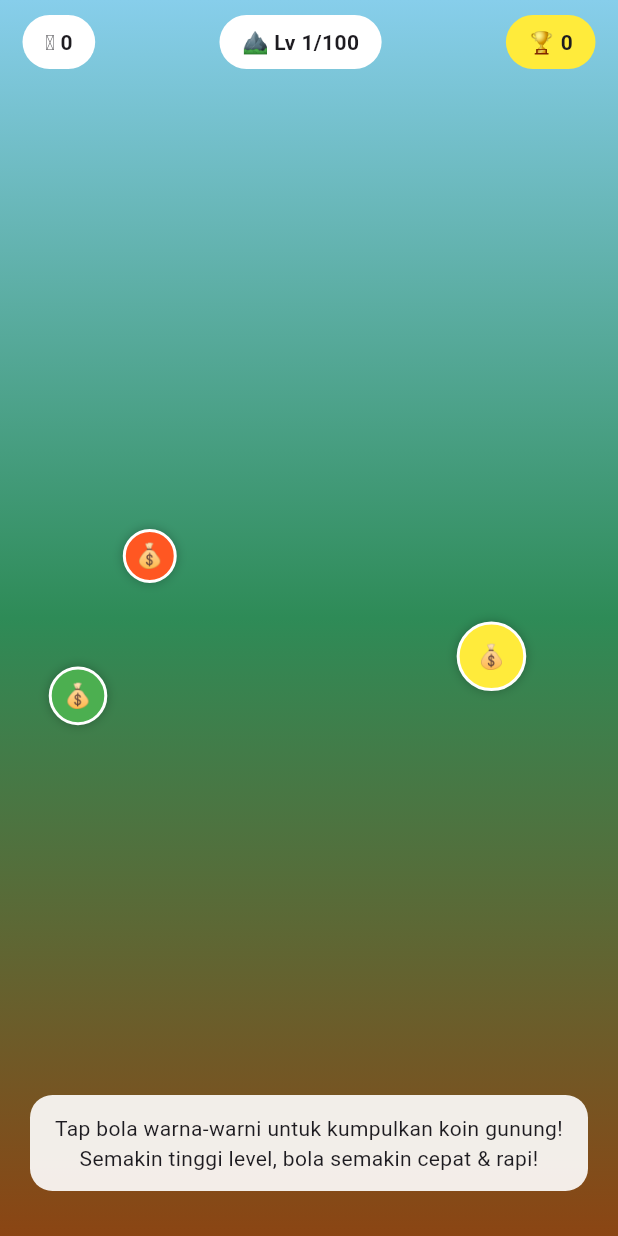
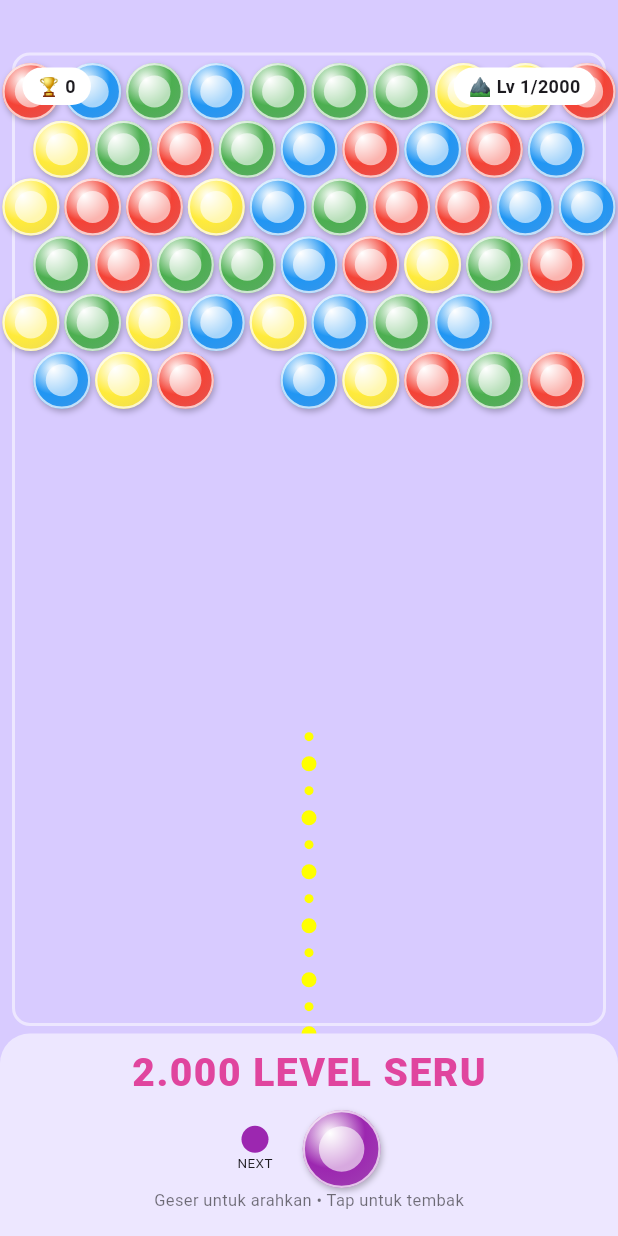
Before and after one commit to rizaldisini22-cmd/mountain-hunter, a Flutter app: the screen it shows after launch, on a phone screen of 412 x 824 dp. Run offline on Flutter 3.47's test engine with Material 3 defaults, Android fonts, the phone set to English and light mode, and no system bars.

Commit message:
Update main.dart

```diff
--- a/lib/main.dart
+++ b/lib/main.dart
@@ -1,144 +1,193 @@
 import 'dart:math';
 import 'package:flutter/material.dart';
-import 'package:shared_preferences/shared_preferences.dart';
 
-void main() => runApp(const MountainHunterApp());
+void main() => runApp(const MaterialApp(home: BubbleShooter(), debugShowCheckedModeBanner: false));
 
-class MountainHunterApp extends StatelessWidget {
-  const MountainHunterApp({super.key});
+class BubbleShooter extends StatefulWidget {
+  const BubbleShooter({super.key});
+  @override State<BubbleShooter> createState() => _BubbleShooterState();
+}
+
+class _BubbleShooterState extends State<BubbleShooter> {
+  static const cols = 10;
+  List<List<int?>> grid = [];
+  List<Color> colors = [Colors.red, Colors.blue, Colors.green, Colors.yellow, Colors.purple, Colors.cyan, Colors.orange];
+  int cur = 0, next = 1;
+  double cannonX = 0.5;
+  double angle = -pi/2;
+  bool shooting = false;
+  double sx=0, sy=0, vx=0, vy=0;
+  int level = 1, score = 0;
+  final rand = Random();
+
   @override
-  Widget build(BuildContext context) {
-    return MaterialApp(
-      debugShowCheckedModeBanner: false,
-      title: 'Mountain Hunter',
-      theme: ThemeData(primarySwatch: Colors.green, fontFamily: 'Roboto'),
-      home: const GameScreen(),
-    );
+  void initState(){super.initState(); genLevel(); cur=rand.nextInt(colors.length); next=rand.nextInt(colors.length);}
+
+  void genLevel(){
+    grid=[];
+    int rows = 6 + (level~/3);
+    if(rows>15) rows=15;
+    for(int r=0;r<rows;r++){
+      int cCount = (r%2==0)? cols : cols-1;
+      grid.add(List.generate(cCount, (_)=> (r<4 || rand.nextDouble()>0.25)? rand.nextInt( min(4 + level~/10, colors.length)) : null));
     }
   }
 
-class GameScreen extends StatefulWidget {
-  const GameScreen({super.key});
-  @override
-  State<GameScreen> createState() => _GameScreenState();
+  void shoot(){
+    if(shooting) return;
+    setState((){
+      shooting=true; sx=cannonX; sy=0.88;
+      vx=cos(angle)*0.028; vy=sin(angle)*0.028;
+    });
+    tick();
   }
 
-class _GameScreenState extends State<GameScreen> with SingleTickerProviderStateMixin {
-  int coins = 0;
-  int level = 1;
-  late AnimationController _controller;
-  final Random rand = Random();
-  List<Ball> balls = [];
-  int highScore = 0;
-
-  @override
-  void initState() {
-    super.initState();
-    _controller = AnimationController(vsync: this, duration: const Duration(milliseconds: 16))..repeat();
-    _controller.addListener(() => updateBalls());
-    loadData();
-    spawnBalls();
+  void tick() async {
+    while(shooting){
+      await Future.delayed(const Duration(milliseconds: 16));
+      if(!mounted) return;
+      setState((){
+        sx+=vx; sy+=vy;
+        if(sx<=0.04 || sx>=0.96) vx=-vx;
+        if(sy<=0.05 || hitGrid(sx,sy)){ place(); return; }
+        if(sy>1.0){ shooting=false; }
+      });
+    }
   }
 
-  void loadData() async {
-    final prefs = await SharedPreferences.getInstance();
-    setState(() {
-      coins = prefs.getInt('coins') ?? 0;
-      highScore = prefs.getInt('high') ?? 0;
-      level = prefs.getInt('level') ?? 1;
+  bool hitGrid(double x,double y){
+    int r = ((y-0.06)/0.057).floor();
+    if(r<0||r>=grid.length) return false;
+    for(int c=0;c<grid[r].length;c++){
+      if(grid[r][c]==null) continue;
+      double gx = (c + (r%2==0?0.5:1.0))/cols;
+      double gy = 0.06 + r*0.057;
+      if(sqrt(pow(x-gx,2)+pow(y-gy,2)) < 0.06) return true;
+    }
+    return false;
+  }
+
+  void place(){
+    int br=0, bc=0; double bd=999;
+    for(int r=0;r<grid.length+1;r++){
+      if(r>=grid.length) grid.add(List.filled(r%2==0?cols:cols-1,null));
+      for(int c=0;c<grid[r].length;c++){
+        if(grid[r][c]!=null) continue;
+        double gx=(c+(r%2==0?0.5:1.0))/cols; double gy=0.06+r*0.057;
+        double d=sqrt(pow(sx-gx,2)+pow(sy-gy,2));
+        if(d<bd){bd=d; br=r; bc=c;}
+      }
+    }
+    grid[br][bc]=cur;
+    pop(br,bc);
+    setState((){
+      shooting=false; cur=next; next=rand.nextInt(min(4 + level~/8, colors.length));
+      if(grid.every((row)=>row.every((e)=>e==null))){ level++; score+=200; genLevel(); }
+      // kalah kalau turun kebawah
+      if(grid.length>13){ level=1; score=0; genLevel(); ScaffoldMessenger.of(context).showSnackBar(const SnackBar(content: Text("Game Over! Bola sampai bawah")));}
     });
   }
 
-  void saveData() async {
-    final prefs = await SharedPreferences.getInstance();
-    prefs.setInt('coins', coins);
-    prefs.setInt('high', highScore);
-    prefs.setInt('level', level);
+  void pop(int r,int c){
+    int col = grid[r][c]!;
+    Set<String> vis={}; List<GPos> group=[];
+    void dfs(int rr,int cc){
+      if(rr<0||rr>=grid.length||cc<0||cc>=grid[rr].length) return;
+      if(grid[rr][cc]!=col) return;
+      String k="$rr,$cc"; if(vis.contains(k)) return; vis.add(k); group.add(GPos(rr,cc));
+      for(var n in neigh(rr,cc)) dfs(n.r,n.c);
     }
-
-  void spawnBalls() {
-    balls.clear();
-    int count = 3 + (level ~/ 2);
-    if (count > 15) count = 15;
-    for (int i = 0; i < count; i++) {
-      balls.add(Ball(
-        x: rand.nextDouble() * 300,
-        y: rand.nextDouble() * 500,
-        dx: (rand.nextDouble() - 0.5) * (2 + level * 0.2),
-        dy: (rand.nextDouble() - 0.5) * (2 + level * 0.2),
-        color: Colors.primaries[rand.nextInt(Colors.primaries.length)],
-        size: 30 + rand.nextDouble() * 20,
-      ));
+    dfs(r,c);
+    if(group.length>=3){
+      for(var p in group) grid[p.r][p.c]=null;
+      score+=group.length*15;
+      dropFloat();
     }
   }
 
-  void updateBalls() {
-    for (var b in balls) {
-      b.x += b.dx;
-      b.y += b.dy;
-      if (b.x < 0 || b.x > 350) b.dx *= -1;
-      if (b.y < 0 || b.y > 650) b.dy *= -1;
+  void dropFloat(){
+    Set<String> conn={};
+    void dfs2(int r,int c){
+      if(r<0||r>=grid.length||c<0||c>=grid[r].length||grid[r][c]==null) return;
+      String k="$r,$c"; if(conn.contains(k)) return; conn.add(k);
+      for(var n in neigh(r,c)) dfs2(n.r,n.c);
     }
-    setState(() {});
+    for(int c=0;c<grid[0].length;c++) dfs2(0,c);
+    for(int r=0;r<grid.length;r++) for(int c=0;c<grid[r].length;c++) if(grid[r][c]!=null &&!conn.contains("$r,$c")){ grid[r][c]=null; score+=10; }
   }
 
-  void tapBall(int index) {
-    setState(() {
-      coins += 10 * level;
-      if (coins > highScore) highScore = coins;
-      balls.removeAt(index);
-      if (balls.isEmpty) {
-        level++;
-        if (level > 100) level = 100;
-        spawnBalls();
-      }
-    });
-    saveData();
+  List<GPos> neigh(int r,int c){
+    int off = (r%2==0)?-1:1;
+    return [GPos(r,c-1), GPos(r,c+1), GPos(r-1,c), GPos(r-1,c+off), GPos(r+1,c), GPos(r+1,c+off)];
   }
 
   @override
-  void dispose() {
-    _controller.dispose();
-    super.dispose();
-  }
-
-  @override
-  Widget build(BuildContext context) {
+  Widget build(BuildContext context){
+    double w = MediaQuery.of(context).size.width;
     return Scaffold(
-      body: Container(
-        decoration: const BoxDecoration(
-          gradient: LinearGradient(begin: Alignment.topCenter, end: Alignment.bottomCenter, colors: [Color(0xFF87CEEB), Color(0xFF2E8B57), Color(0xFF8B4513)]),
-        ),
-        child: SafeArea(
+      backgroundColor: const Color(0xFFD8CBFF),
+      body: GestureDetector(
+        onPanUpdate: (d){
+          setState((){
+            cannonX = (d.globalPosition.dx/w).clamp(0.1, 0.9);
+            double dx = d.globalPosition.dx - w*cannonX;
+            double dy = d.globalPosition.dy - MediaQuery.of(context).size.height*0.88;
+            angle = atan2(dy,dx);
+            if(angle>-0.15) angle=-0.15; if(angle<-pi+0.15) angle=-pi+0.15;
+          });
+        },
+        onTap: shoot,
         child: Stack(
           children: [
-              Positioned(top: 10, left: 15, right: 15, child: Row(mainAxisAlignment: MainAxisAlignment.spaceBetween, children: [
-                Container(padding: const EdgeInsets.symmetric(horizontal: 15, vertical: 8), decoration: BoxDecoration(color: Colors.white, borderRadius: BorderRadius.circular(20)), child: Text('🪙 $coins', style: const TextStyle(fontWeight: FontWeight.bold))),
-                Container(padding: const EdgeInsets.symmetric(horizontal: 15, vertical: 8), decoration: BoxDecoration(color: Colors.white, borderRadius: BorderRadius.circular(20)), child: Text('⛰️ Lv $level/100', style: const TextStyle(fontWeight: FontWeight.bold))),
-                Container(padding: const EdgeInsets.symmetric(horizontal: 15, vertical: 8), decoration: BoxDecoration(color: Colors.yellow, borderRadius: BorderRadius.circular(20)), child: Text('🏆 $highScore', style: const TextStyle(fontWeight: FontWeight.bold))),
-              ])),
-              ...balls.asMap().entries.map((e) => Positioned(
-                left: e.value.x, top: e.value.y + 80,
-                child: GestureDetector(
-                  onTap: () => tapBall(e.key),
-                  child: Container(
-                    width: e.value.size, height: e.value.size,
-                    decoration: BoxDecoration(color: e.value.color, shape: BoxShape.circle, boxShadow: [BoxShadow(color: Colors.black26, blurRadius: 5)], border: Border.all(color: Colors.white, width: 2)),
-                    child: const Center(child: Text('💰', style: TextStyle(fontSize: 16))),
+            Container(decoration: BoxDecoration(border: Border.all(color: Colors.white54, width: 2), borderRadius: BorderRadius.circular(12)), margin: const EdgeInsets.fromLTRB(8, 35, 8, 140)),
+            // bubbles
+            for(int r=0;r<grid.length;r++) for(int c=0;c<grid[r].length;c++) if(grid[r][c]!=null)
+              Positioned(left: w*(c+(r%2==0?0.5:1.0))/cols - 19, top: 42 + r*38.5, child: bubble(colors[grid[r][c]!], 38)),
+            if(shooting) Positioned(left: w*sx-19, top: MediaQuery.of(context).size.height*sy-19, child: bubble(colors[cur], 38)),
+            CustomPaint(size: Size.infinite, painter: AimPaint(cannonX, angle, shooting)),
+            // UI
+            Positioned(top: 45, left: 15, child: chip("🏆 $score")),
+            Positioned(top: 45, right: 15, child: chip("⛰️ Lv $level/2000")),
+            Positioned(
+              bottom: 0, left: 0, right: 0, child: Container(
+                height: 135, decoration: const BoxDecoration(color: Color(0xFFEDE7FF), borderRadius: BorderRadius.vertical(top: Radius.circular(20))),
+                child: Column(children: [
+                  const SizedBox(height: 8),
+                  const Text("2.000 LEVEL SERU", style: TextStyle(fontSize: 26, fontWeight: FontWeight.w900, color: Color(0xFFE0459E), letterSpacing: 1)),
+                  const SizedBox(height: 6),
+                  Row(mainAxisAlignment: MainAxisAlignment.center, children: [
+                    Column(children: [Container(width: 18, height: 18, decoration: BoxDecoration(color: colors[next], shape: BoxShape.circle)), const Text("NEXT", style: TextStyle(fontSize: 9))]),
+                    const SizedBox(width: 20),
+                    GestureDetector(onTap: shoot, child: bubble(colors[cur], 52)),
+                  ]),
+                  Text("Geser untuk arahkan • Tap untuk tembak", style: TextStyle(fontSize: 11, color: Colors.black54)),
+                ]),
               ),
             ),
-              )),
-              Positioned(bottom: 30, left: 20, right: 20, child: Container(padding: const EdgeInsets.all(12), decoration: BoxDecoration(color: Colors.white.withOpacity(0.9), borderRadius: BorderRadius.circular(15)), child: const Text('Tap bola warna-warni untuk kumpulkan koin gunung! Semakin tinggi level, bola semakin cepat & rapi!', textAlign: TextAlign.center))),
           ],
-          ),
         ),
       ),
     );
   }
+
+  Widget chip(String t)=>Container(padding: const EdgeInsets.symmetric(horizontal: 10, vertical: 4), decoration: BoxDecoration(color: Colors.white, borderRadius: BorderRadius.circular(20)), child: Text(t, style: const TextStyle(fontWeight: FontWeight.bold, fontSize: 12)));
+
+  Widget bubble(Color c, double s){
+    return Container(width: s, height: s, decoration: BoxDecoration(shape: BoxShape.circle, gradient: RadialGradient(colors: [Colors.white, c, c.withOpacity(0.8)], center: const Alignment(-0.3,-0.4), radius: 0.9), boxShadow: const [BoxShadow(color: Colors.black26, blurRadius: 3, offset: Offset(1,2))], border: Border.all(color: Colors.white70, width: 1.5)),
+      child: Container(margin: EdgeInsets.all(s*0.18), decoration: BoxDecoration(shape: BoxShape.circle, color: Colors.white.withOpacity(0.6))));
+  }
 }
 
-class Ball {
-  double x, y, dx, dy, size;
-  Color color;
-  Ball({required this.x, required this.y, required this.dx, required this.dy, required this.color, required this.size});
+class AimPaint extends CustomPainter {
+  final double x, ang; final bool shooting;
+  AimPaint(this.x,this.ang,this.shooting);
+  @override void paint(Canvas canvas, Size size){
+    if(shooting) return;
+    var p=Paint()..color=Colors.yellowAccent..style=PaintingStyle.fill;
+    double cx=size.width*x, cy=size.height*0.88;
+    for(int i=1;i<14;i++){ double px=cx+cos(ang)*i*18; double py=cy+sin(ang)*i*18; if(py<45) break; canvas.drawCircle(Offset(px,py), i%2==0?5:3, p); }
   }
+  @override bool shouldRepaint(covariant CustomPainter old)=>true;
+}
+
+class GPos{ final int r,c; GPos(this.r,this.c); }
```
Lines whose indentation alone changed are shown as unchanged.
